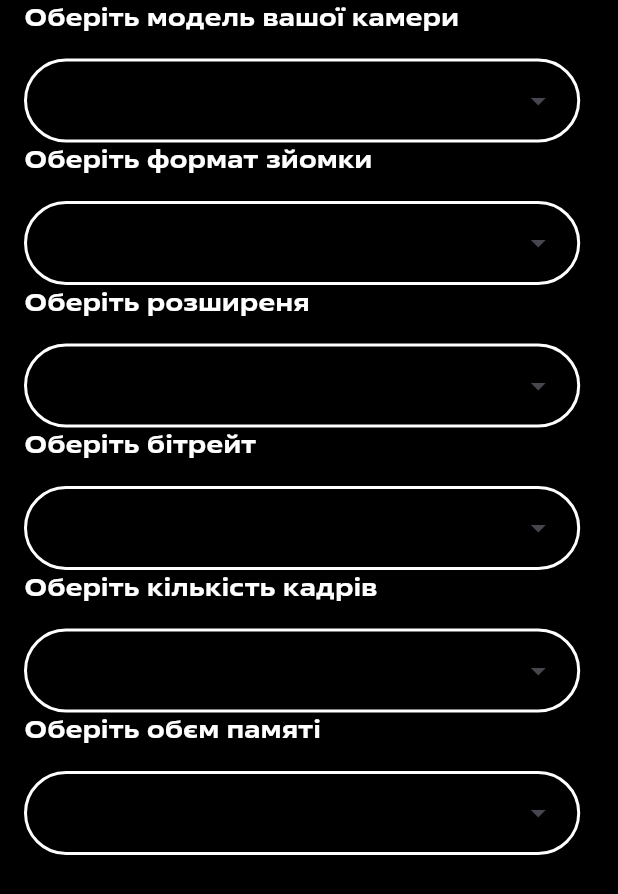
After one commit to SO1T/videomaker, a Flutter app: the MemoryView screen opened directly, on a phone screen of 412 x 824 dp. The commit adds this screen. Shown: the top 894 px of the screen. Run offline on Flutter 3.47's test engine with Material 3 defaults, Android fonts, the phone set to English and light mode, and no system bars; our stand-ins replace cached_network_image, cloud_firestore, equatable, firebase_analytics, firebase_core, flutter_bloc and 1 more; missing offline and left inert: multiselect; accounts and stored records are empty.

Commit message:
Add memory feature to app

```diff
--- a/lib/app/view/app.dart
+++ b/lib/app/view/app.dart
@@ -2,6 +2,7 @@ import 'package:videomaker/apps/view/apps.dart';
 import 'package:videomaker/calculator/calculator.dart';
 import 'package:videomaker/home/home_view.dart';
 import 'package:flutter/material.dart';
+import 'package:videomaker/memory/memory.dart';
 import 'package:videomaker/rentals/rentals.dart';
 
 class App extends StatelessWidget {
@@ -21,6 +22,7 @@ class App extends StatelessWidget {
         '/focus-factor': (context) => const CalculatorPage(),
         '/apps': (context) => const AppsPage(),
         '/rentals': (context) => const RentalsPage(),
+        '/memory': (context) => const MemoryPage()
       },
       home: const HomeView(),
     );
--- /dev/null
+++ b/lib/memory/bloc/memory_event.dart
@@ -0,0 +1,49 @@
+import 'package:equatable/equatable.dart';
+import 'package:videomaker/memory/bloc/memory_state.dart';
+
+abstract class MemoryEvent extends Equatable {
+  const MemoryEvent();
+  @override
+  List<String> get props => [];
+}
+
+class UpdateCameraEvent extends MemoryEvent {
+  const UpdateCameraEvent(this.camera);
+  final Camera camera;
+  @override
+  List<String> get props => [];
+}
+
+class UpdateFormatEvent extends MemoryEvent {
+  const UpdateFormatEvent(this.format);
+  final Format format;
+  @override
+  List<String> get props => [];
+}
+
+class UpdateResolutionEvent extends MemoryEvent {
+  const UpdateResolutionEvent(this.resolution);
+  final Resolution resolution;
+  @override
+  List<String> get props => [];
+}
+
+class UpdateBitrateEvent extends MemoryEvent {
+  const UpdateBitrateEvent(this.bitrate);
+  final Bitrate bitrate;
+  @override
+  List<String> get props => [];
+}
+
+class UpdateCadresEvent extends MemoryEvent {
+  const UpdateCadresEvent(this.cadres);
+  final Cadres cadres;
+  @override
+  List<String> get props => [];
+}
+
+class GetAllMemoryEvent extends MemoryEvent {
+  const GetAllMemoryEvent();
+  @override
+  List<String> get props => [];
+}
--- /dev/null
+++ b/lib/memory/bloc/memory_state.dart
@@ -0,0 +1,91 @@
+import 'package:flutter/material.dart';
+
+class Cadres {
+  final String title;
+  final String gbtime;
+
+  const Cadres({required this.title, required this.gbtime});
+}
+
+class Bitrate {
+  final String title;
+  final List<Cadres> numberOfCadres;
+
+  const Bitrate({required this.title, required this.numberOfCadres});
+}
+
+class Resolution {
+  final String title;
+  final List<Bitrate> bitrate;
+
+  const Resolution({required this.title, required this.bitrate});
+}
+
+class Format {
+  final String title;
+  final List<Resolution> resolutions;
+
+  const Format({required this.title, required this.resolutions});
+}
+
+class Camera {
+  final String title;
+  final List<Format> format;
+
+  const Camera({required this.title, required this.format});
+}
+
+@immutable
+abstract class MemoryState {
+  const MemoryState(
+      {this.allCameras,
+      this.format,
+      this.resolution,
+      this.bitrate,
+      this.cadres,
+      this.camera});
+  final List<Camera>? allCameras;
+  final Camera? camera;
+  final Format? format;
+  final Resolution? resolution;
+  final Bitrate? bitrate;
+  final Cadres? cadres;
+
+  MemoryState copyWith({
+    final List<Camera> allCameras,
+    final Format? format,
+    final Resolution? resolution,
+    final Bitrate? bitrate,
+    final Cadres? cadres,
+    final Camera? camera,
+  });
+}
+
+class MemoryStateUpdate extends MemoryState {
+  const MemoryStateUpdate({
+    super.allCameras,
+    super.bitrate,
+    super.cadres,
+    super.format,
+    super.resolution,
+    super.camera,
+  });
+
+  @override
+  MemoryStateUpdate copyWith({
+    List<Camera>? allCameras,
+    Camera? camera,
+    Format? format,
+    Resolution? resolution,
+    Bitrate? bitrate,
+    Cadres? cadres,
+  }) {
+    return MemoryStateUpdate(
+        allCameras: allCameras ?? this.allCameras,
+        camera: camera ?? this.camera,
+        format: format ?? this.format,
+        resolution: resolution ?? this.resolution,
+        bitrate: bitrate ?? this.bitrate,
+        cadres: cadres ?? this.cadres);
+  }
+}
--- /dev/null
+++ b/lib/memory/memory.dart
@@ -0,0 +1 @@
+export 'view/memory.dart';
--- /dev/null
+++ b/lib/memory/view/memory.dart
@@ -0,0 +1,409 @@
+import 'package:flutter/material.dart';
+import 'package:flutter_bloc/flutter_bloc.dart';
+import 'package:videomaker/memory/bloc/memory_bloc.dart';
+import 'package:videomaker/memory/bloc/memory_event.dart';
+import 'package:videomaker/memory/bloc/memory_state.dart';
+
+class MemoryPage extends StatelessWidget {
+  const MemoryPage({super.key});
+
+  @override
+  Widget build(BuildContext context) {
+    return BlocProvider(
+      create: (_) => MemoryBloc()..add(const GetAllMemoryEvent()),
+      child: const MemoryView(),
+    );
+  }
+}
+
+class MemoryView extends StatefulWidget {
+  const MemoryView({super.key});
+
+  @override
+  State<MemoryView> createState() => _MemoryViewState();
+}
+
+class _MemoryViewState extends State<MemoryView> {
+  final TextEditingController cameraController = TextEditingController();
+  @override
+  Widget build(BuildContext context) {
+    return GestureDetector(
+      onTap: () => FocusScope.of(context).unfocus(),
+      child: Scaffold(
+        backgroundColor: const Color(0xFF000000),
+        body: SafeArea(
+          child: Column(
+            children: [
+              Padding(
+                padding: const EdgeInsets.only(left: 16, right: 16),
+                child: Wrap(
+                  children: [
+                    const Padding(
+                      padding: EdgeInsets.only(bottom: 16),
+                      child: Text(
+                        'Оберіть модель вашої камери',
+                        style: TextStyle(
+                          fontWeight: FontWeight.w700,
+                          fontSize: 16,
+                          color: Color(0xFFffffff),
+                        ),
+                      ),
+                    ),
+                    DropdownMenu<Camera>(
+                      width: MediaQuery.of(context).size.width * 0.9,
+                      requestFocusOnTap: false,
+                      onSelected: (camera) {
+                        cameraController.clear();
+                        context
+                            .read<MemoryBloc>()
+                            .add(UpdateCameraEvent(camera!));
+                      },
+                      textStyle: const TextStyle(
+                        color: Color(0xFFffffff),
+                        fontSize: 12,
+                        fontWeight: FontWeight.w700,
+                      ),
+                      inputDecorationTheme: InputDecorationTheme(
+                        enabledBorder: OutlineInputBorder(
+                          borderSide: const BorderSide(
+                            width: 2,
+                            color: Color(0xFFffffff),
+                          ),
+                          borderRadius: BorderRadius.circular(50.0),
+                        ),
+                        contentPadding:
+                            const EdgeInsets.only(top: 0, bottom: 0, left: 15),
+                        focusedBorder: const OutlineInputBorder(
+                          borderSide:
+                              BorderSide(width: 0.5, color: Color(0xFFffffff)),
+                        ),
+                      ),
+                      dropdownMenuEntries: List<Camera>.empty().map((camera) {
+                        return DropdownMenuEntry(
+                          value: camera,
+                          label: camera.title,
+                          style: MenuItemButton.styleFrom(
+                            foregroundColor: const Color(0xFF000000),
+                            textStyle: const TextStyle(
+                              overflow: TextOverflow.ellipsis,
+                              fontFamily: 'Fact',
+                            ),
+                          ),
+                        );
+                      }).toList(),
+                    ),
+                  ],
+                ),
+              ),
+              Padding(
+                padding: const EdgeInsets.only(left: 16, right: 16),
+                child: Wrap(
+                  children: [
+                    const Padding(
+                      padding: EdgeInsets.only(bottom: 16),
+                      child: Text(
+                        'Оберіть формат зйомки',
+                        style: TextStyle(
+                          fontWeight: FontWeight.w700,
+                          fontSize: 16,
+                          color: Color(0xFFffffff),
+                        ),
+                      ),
+                    ),
+                    DropdownMenu<Camera>(
+                      width: MediaQuery.of(context).size.width * 0.9,
+                      requestFocusOnTap: false,
+                      onSelected: (camera) {
+                        cameraController.clear();
+                        context
+                            .read<MemoryBloc>()
+                            .add(UpdateCameraEvent(camera!));
+                      },
+                      textStyle: const TextStyle(
+                        color: Color(0xFFffffff),
+                        fontSize: 12,
+                        fontWeight: FontWeight.w700,
+                      ),
+                      inputDecorationTheme: InputDecorationTheme(
+                        enabledBorder: OutlineInputBorder(
+                          borderSide: const BorderSide(
+                            width: 2,
+                            color: Color(0xFFffffff),
+                          ),
+                          borderRadius: BorderRadius.circular(50.0),
+                        ),
+                        contentPadding:
+                            const EdgeInsets.only(top: 0, bottom: 0, left: 15),
+                        focusedBorder: const OutlineInputBorder(
+                          borderSide:
+                              BorderSide(width: 0.5, color: Color(0xFFffffff)),
+                        ),
+                      ),
+                      dropdownMenuEntries: List<Camera>.empty().map((camera) {
+                        return DropdownMenuEntry(
+                          value: camera,
+                          label: camera.title,
+                          style: MenuItemButton.styleFrom(
+                            foregroundColor: const Color(0xFF000000),
+                            textStyle: const TextStyle(
+                              overflow: TextOverflow.ellipsis,
+                              fontFamily: 'Fact',
+                            ),
+                          ),
+                        );
+                      }).toList(),
+                    ),
+                  ],
+                ),
+              ),
+              Padding(
+                padding: const EdgeInsets.only(left: 16, right: 16),
+                child: Wrap(
+                  children: [
+                    const Padding(
+                      padding: EdgeInsets.only(bottom: 16),
+                      child: Text(
+                        'Оберіть розширеня',
+                        style: TextStyle(
+                          fontWeight: FontWeight.w700,
+                          fontSize: 16,
+                          color: Color(0xFFffffff),
+                        ),
+                      ),
+                    ),
+                    DropdownMenu<Camera>(
+                      width: MediaQuery.of(context).size.width * 0.9,
+                      requestFocusOnTap: false,
+                      onSelected: (camera) {
+                        cameraController.clear();
+                        context
+                            .read<MemoryBloc>()
+                            .add(UpdateCameraEvent(camera!));
+                      },
+                      textStyle: const TextStyle(
+                        color: Color(0xFFffffff),
+                        fontSize: 12,
+                        fontWeight: FontWeight.w700,
+                      ),
+                      inputDecorationTheme: InputDecorationTheme(
+                        enabledBorder: OutlineInputBorder(
+                          borderSide: const BorderSide(
+                            width: 2,
+                            color: Color(0xFFffffff),
+                          ),
+                          borderRadius: BorderRadius.circular(50.0),
+                        ),
+                        contentPadding:
+                            const EdgeInsets.only(top: 0, bottom: 0, left: 15),
+                        focusedBorder: const OutlineInputBorder(
+                          borderSide:
+                              BorderSide(width: 0.5, color: Color(0xFFffffff)),
+                        ),
+                      ),
+                      dropdownMenuEntries: List<Camera>.empty().map((camera) {
+                        return DropdownMenuEntry(
+                          value: camera,
+                          label: camera.title,
+                          style: MenuItemButton.styleFrom(
+                            foregroundColor: const Color(0xFF000000),
+                            textStyle: const TextStyle(
+                              overflow: TextOverflow.ellipsis,
+                              fontFamily: 'Fact',
+                            ),
+                          ),
+                        );
+                      }).toList(),
+                    ),
+                  ],
+                ),
+              ),
+              Padding(
+                padding: const EdgeInsets.only(left: 16, right: 16),
+                child: Wrap(
+                  children: [
+                    const Padding(
+                      padding: EdgeInsets.only(bottom: 16),
+                      child: Text(
+                        'Оберіть бітрейт',
+                        style: TextStyle(
+                          fontWeight: FontWeight.w700,
+                          fontSize: 16,
+                          color: Color(0xFFffffff),
+                        ),
+                      ),
+                    ),
+                    DropdownMenu<Camera>(
+                      width: MediaQuery.of(context).size.width * 0.9,
+                      requestFocusOnTap: false,
+                      onSelected: (camera) {
+                        cameraController.clear();
+                        context
+                            .read<MemoryBloc>()
+                            .add(UpdateCameraEvent(camera!));
+                      },
+                      textStyle: const TextStyle(
+                        color: Color(0xFFffffff),
+                        fontSize: 12,
+                        fontWeight: FontWeight.w700,
+                      ),
+                      inputDecorationTheme: InputDecorationTheme(
+                        enabledBorder: OutlineInputBorder(
+                          borderSide: const BorderSide(
+                            width: 2,
+                            color: Color(0xFFffffff),
+                          ),
+                          borderRadius: BorderRadius.circular(50.0),
+                        ),
+                        contentPadding:
+                            const EdgeInsets.only(top: 0, bottom: 0, left: 15),
+                        focusedBorder: const OutlineInputBorder(
+                          borderSide:
+                              BorderSide(width: 0.5, color: Color(0xFFffffff)),
+                        ),
+                      ),
+                      dropdownMenuEntries: List<Camera>.empty().map((camera) {
+                        return DropdownMenuEntry(
+                          value: camera,
+                          label: camera.title,
+                          style: MenuItemButton.styleFrom(
+                            foregroundColor: const Color(0xFF000000),
+                            textStyle: const TextStyle(
+                              overflow: TextOverflow.ellipsis,
+                              fontFamily: 'Fact',
+                            ),
+                          ),
+                        );
+                      }).toList(),
+                    ),
+                  ],
+                ),
+              ),
+              Padding(
+                padding: const EdgeInsets.only(left: 16, right: 16),
+                child: Wrap(
+                  children: [
+                    const Padding(
+                      padding: EdgeInsets.only(bottom: 16),
+                      child: Text(
+                        'Оберіть кількість кадрів',
+                        style: TextStyle(
+                          fontWeight: FontWeight.w700,
+                          fontSize: 16,
+                          color: Color(0xFFffffff),
+                        ),
+                      ),
+                    ),
+                    DropdownMenu<Camera>(
+                      width: MediaQuery.of(context).size.width * 0.9,
+                      requestFocusOnTap: false,
+                      onSelected: (camera) {
+                        cameraController.clear();
+                        context
+                            .read<MemoryBloc>()
+                            .add(UpdateCameraEvent(camera!));
+                      },
+                      textStyle: const TextStyle(
+                        color: Color(0xFFffffff),
+                        fontSize: 12,
+                        fontWeight: FontWeight.w700,
+                      ),
+                      inputDecorationTheme: InputDecorationTheme(
+                        enabledBorder: OutlineInputBorder(
+                          borderSide: const BorderSide(
+                            width: 2,
+                            color: Color(0xFFffffff),
+                          ),
+                          borderRadius: BorderRadius.circular(50.0),
+                        ),
+                        contentPadding:
+                            const EdgeInsets.only(top: 0, bottom: 0, left: 15),
+                        focusedBorder: const OutlineInputBorder(
+                          borderSide:
+                              BorderSide(width: 0.5, color: Color(0xFFffffff)),
+                        ),
+                      ),
+                      dropdownMenuEntries: List<Camera>.empty().map((camera) {
+                        return DropdownMenuEntry(
+                          value: camera,
+                          label: camera.title,
+                          style: MenuItemButton.styleFrom(
+                            foregroundColor: const Color(0xFF000000),
+                            textStyle: const TextStyle(
+                              overflow: TextOverflow.ellipsis,
+                              fontFamily: 'Fact',
+                            ),
+                          ),
+                        );
+                      }).toList(),
+                    ),
+                  ],
+                ),
+              ),
+              Padding(
+                padding: const EdgeInsets.only(left: 16, right: 16),
+                child: Wrap(
+                  children: [
+                    const Padding(
+                      padding: EdgeInsets.only(bottom: 16),
+                      child: Text(
+                        'Оберіть обєм памяті',
+                        style: TextStyle(
+                          fontWeight: FontWeight.w700,
+                          fontSize: 16,
+                          color: Color(0xFFffffff),
+                        ),
+                      ),
+                    ),
+                    DropdownMenu<Camera>(
+                      width: MediaQuery.of(context).size.width * 0.9,
+                      requestFocusOnTap: false,
+                      onSelected: (camera) {
+                        cameraController.clear();
+                        context
+                            .read<MemoryBloc>()
+                            .add(UpdateCameraEvent(camera!));
+                      },
+                      textStyle: const TextStyle(
+                        color: Color(0xFFffffff),
+                        fontSize: 12,
+                        fontWeight: FontWeight.w700,
+                      ),
+                      inputDecorationTheme: InputDecorationTheme(
+                        enabledBorder: OutlineInputBorder(
+                          borderSide: const BorderSide(
+                            width: 2,
+                            color: Color(0xFFffffff),
+                          ),
+                          borderRadius: BorderRadius.circular(50.0),
+                        ),
+                        contentPadding:
+                            const EdgeInsets.only(top: 0, bottom: 0, left: 15),
+                        focusedBorder: const OutlineInputBorder(
+                          borderSide:
+                              BorderSide(width: 0.5, color: Color(0xFFffffff)),
+                        ),
+                      ),
+                      dropdownMenuEntries: List<Camera>.empty().map((camera) {
+                        return DropdownMenuEntry(
+                          value: camera,
+                          label: camera.title,
+                          style: MenuItemButton.styleFrom(
+                            foregroundColor: const Color(0xFF000000),
+                            textStyle: const TextStyle(
+                              overflow: TextOverflow.ellipsis,
+                              fontFamily: 'Fact',
+                            ),
+                          ),
+                        );
+                      }).toList(),
+                    ),
+                  ],
+                ),
+              ),
+            ],
+          ),
+        ),
+      ),
+    );
+  }
+}
```
Also changed, not shown: lib/home/home_view.dart (+17 -7 lines), lib/memory/bloc/memory_bloc.dart (added, +41 -0 lines), lib/memory/memory_service.dart (added, +30 -0 lines), lib/rentals/view/rentalcard.dart (+35 -14 lines), lib/rentals/view/rentals.dart (+6 -6 lines), pubspec.lock.
